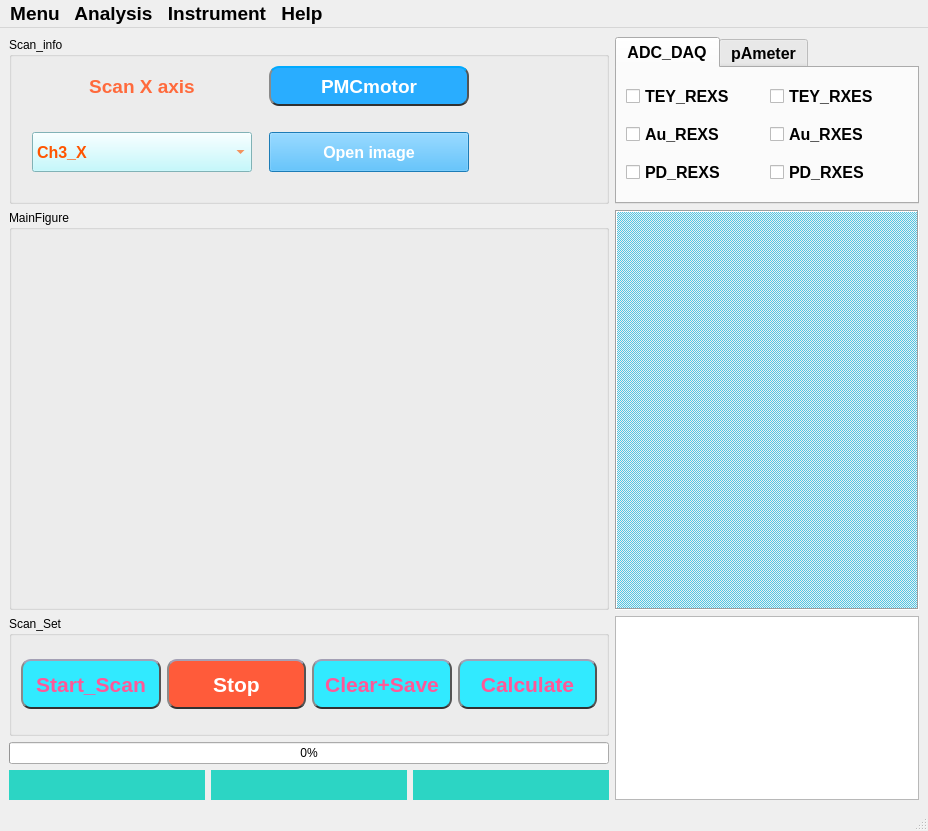
This is UI/UI_REXS_SCAN.ui in zlmturnout/REXS_SCANControl as Qt 5 draws it before an edit. The edited form follows.
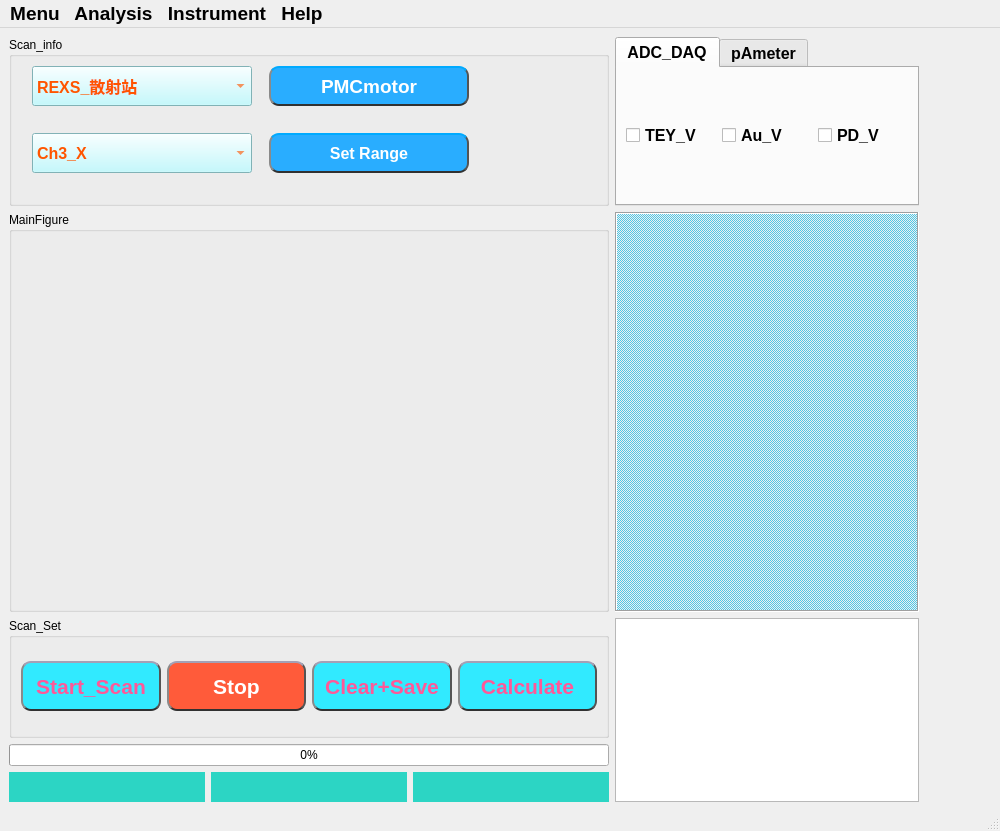
This is the edited form.

```diff
--- a/UI/UI_REXS_SCAN.ui
+++ b/UI/UI_REXS_SCAN.ui
@@ -6,7 +6,7 @@
    <rect>
     <x>0</x>
     <y>0</y>
-    <width>928</width>
+    <width>1000</width>
     <height>831</height>
    </rect>
   </property>
@@ -14,8 +14,15 @@
    <string>MainWindow</string>
   </property>
   <widget class="QWidget" name="centralwidget">
-   <layout class="QGridLayout" name="gridLayout_6">
-    <item row="0" column="0">
+   <widget class="QWidget" name="">
+    <property name="geometry">
+     <rect>
+      <x>9</x>
+      <y>9</y>
+      <width>910</width>
+      <height>765</height>
+     </rect>
+    </property>
      <layout class="QGridLayout" name="gridLayout_5">
       <item row="0" column="0">
        <widget class="QGroupBox" name="Scan_infobox">
@@ -29,121 +36,7 @@
          <string>Scan_info</string>
         </property>
         <layout class="QGridLayout" name="gridLayout_3">
-         <item row="0" column="0">
-          <widget class="QLabel" name="label_2">
-           <property name="minimumSize">
-            <size>
-             <width>60</width>
-             <height>40</height>
-            </size>
-           </property>
-           <property name="palette">
-            <palette>
-             <active>
-              <colorrole role="WindowText">
-               <brush brushstyle="SolidPattern">
-                <color alpha="255">
-                 <red>255</red>
-                 <green>106</green>
-                 <blue>60</blue>
-                </color>
-               </brush>
-              </colorrole>
-              <colorrole role="Text">
-               <brush brushstyle="SolidPattern">
-                <color alpha="255">
-                 <red>85</red>
-                 <green>170</green>
-                 <blue>255</blue>
-                </color>
-               </brush>
-              </colorrole>
-              <colorrole role="PlaceholderText">
-               <brush brushstyle="SolidPattern">
-                <color alpha="128">
-                 <red>85</red>
-                 <green>170</green>
-                 <blue>255</blue>
-                </color>
-               </brush>
-              </colorrole>
-             </active>
-             <inactive>
-              <colorrole role="WindowText">
-               <brush brushstyle="SolidPattern">
-                <color alpha="255">
-                 <red>255</red>
-                 <green>106</green>
-                 <blue>60</blue>
-                </color>
-               </brush>
-              </colorrole>
-              <colorrole role="Text">
-               <brush brushstyle="SolidPattern">
-                <color alpha="255">
-                 <red>85</red>
-                 <green>170</green>
-                 <blue>255</blue>
-                </color>
-               </brush>
-              </colorrole>
-              <colorrole role="PlaceholderText">
-               <brush brushstyle="SolidPattern">
-                <color alpha="128">
-                 <red>85</red>
-                 <green>170</green>
-                 <blue>255</blue>
-                </color>
-               </brush>
-              </colorrole>
-             </inactive>
-             <disabled>
-              <colorrole role="WindowText">
-               <brush brushstyle="SolidPattern">
-                <color alpha="255">
-                 <red>120</red>
-                 <green>120</green>
-                 <blue>120</blue>
-                </color>
-               </brush>
-              </colorrole>
-              <colorrole role="Text">
-               <brush brushstyle="SolidPattern">
-                <color alpha="255">
-                 <red>120</red>
-                 <green>120</green>
-                 <blue>120</blue>
-                </color>
-               </brush>
-              </colorrole>
-              <colorrole role="PlaceholderText">
-               <brush brushstyle="SolidPattern">
-                <color alpha="128">
-                 <red>0</red>
-                 <green>0</green>
-                 <blue>0</blue>
-                </color>
-               </brush>
-              </colorrole>
-             </disabled>
-            </palette>
-           </property>
-           <property name="font">
-            <font>
-             <family>Arial</family>
-             <pointsize>14</pointsize>
-             <bold>true</bold>
-            </font>
-           </property>
-           <property name="text">
-            <string>Scan X axis</string>
-           </property>
-           <property name="alignment">
-            <set>Qt::AlignCenter</set>
-           </property>
-          </widget>
-         </item>
-         <item row="1" column="1">
+        <item row="2" column="1">
           <widget class="QPushButton" name="Open_PD_btn">
            <property name="sizePolicy">
             <sizepolicy hsizetype="Fixed" vsizetype="Fixed">
@@ -165,18 +58,42 @@
             </font>
            </property>
            <property name="styleSheet">
-            <string notr="true">background-color: rgb(41, 173, 255);
-border-bottom-color: rgb(139, 139, 139);
-border-right-color: rgb(48, 48, 48);
-selection-color: rgb(255, 85, 127);
-color: rgb(255, 255, 255);</string>
+           <string notr="true">QPushButton{background-color: rgb(41, 173, 255);border:2px;border-radius:10px;padding:2px 4px;selection-color: rgb(255, 85, 127);color: rgb(255, 255, 255);border-style:inset;border-top-color: rgb(0, 170, 255);border-left-color: rgb(138, 138, 138);
+border-right-color: rgb(56, 56, 56);
+border-bottom-color: rgb(33, 33, 33);}
+
+QPushButton:hover{background-color:rgb(255, 91, 58);border:2px;border-radius:10px;padding:2px 4px;selection-color: rgb(255, 85, 127);color: rgb(255, 255, 255) ;border-style:inset;border-top-color: rgb(0, 170, 255);border-left-color: rgb(138, 138, 138);
+border-right-color: rgb(56, 56, 56);
+border-bottom-color: rgb(33, 33, 33);}
+QPushButton:pressed{background-color:rgb(255, 91, 58);border:2px;border-radius:10px;padding:2px 4px;selection-color: rgb(255, 85, 127);color: rgb(255, 255, 255) ;border-style:inset;border-bottom-color: rgb(0, 170, 255);border-right-color: rgb(138, 138, 138);
+border-left-color: rgb(56, 56, 56);
+border-top-color: rgb(33, 33, 33);}</string>
            </property>
            <property name="text">
-            <string>Open image</string>
+           <string>Set Range</string>
            </property>
           </widget>
          </item>
-         <item row="1" column="0">
+        <item row="2" column="2">
+         <widget class="QLabel" name="Icon_label">
+          <property name="sizePolicy">
+           <sizepolicy hsizetype="Fixed" vsizetype="Fixed">
+            <horstretch>0</horstretch>
+            <verstretch>0</verstretch>
+           </sizepolicy>
+          </property>
+          <property name="minimumSize">
+           <size>
+            <width>100</width>
+            <height>100</height>
+           </size>
+          </property>
+          <property name="text">
+           <string/>
+          </property>
+         </widget>
+        </item>
+        <item row="2" column="0">
           <widget class="QComboBox" name="Channel_cbx">
            <property name="minimumSize">
             <size>
@@ -494,23 +411,275 @@
            </property>
           </widget>
          </item>
-         <item row="1" column="2">
-          <widget class="QLabel" name="Icon_label">
-           <property name="sizePolicy">
-            <sizepolicy hsizetype="Fixed" vsizetype="Fixed">
-             <horstretch>0</horstretch>
-             <verstretch>0</verstretch>
-            </sizepolicy>
-           </property>
+        <item row="0" column="0">
+         <widget class="QComboBox" name="Channel_cbx_2">
            <property name="minimumSize">
             <size>
              <width>100</width>
-             <height>100</height>
-            </size>
-           </property>
+            <height>40</height>
+           </size>
+          </property>
+          <property name="maximumSize">
+           <size>
+            <width>220</width>
+            <height>16777215</height>
+           </size>
+          </property>
+          <property name="palette">
+           <palette>
+            <active>
+             <colorrole role="WindowText">
+              <brush brushstyle="SolidPattern">
+               <color alpha="255">
+                <red>255</red>
+                <green>85</green>
+                <blue>0</blue>
+               </color>
+              </brush>
+             </colorrole>
+             <colorrole role="Button">
+              <brush brushstyle="SolidPattern">
+               <color alpha="255">
+                <red>180</red>
+                <green>249</green>
+                <blue>255</blue>
+               </color>
+              </brush>
+             </colorrole>
+             <colorrole role="Text">
+              <brush brushstyle="SolidPattern">
+               <color alpha="255">
+                <red>255</red>
+                <green>85</green>
+                <blue>0</blue>
+               </color>
+              </brush>
+             </colorrole>
+             <colorrole role="ButtonText">
+              <brush brushstyle="SolidPattern">
+               <color alpha="255">
+                <red>255</red>
+                <green>85</green>
+                <blue>0</blue>
+               </color>
+              </brush>
+             </colorrole>
+             <colorrole role="Base">
+              <brush brushstyle="SolidPattern">
+               <color alpha="255">
+                <red>180</red>
+                <green>249</green>
+                <blue>255</blue>
+               </color>
+              </brush>
+             </colorrole>
+             <colorrole role="Window">
+              <brush brushstyle="SolidPattern">
+               <color alpha="255">
+                <red>180</red>
+                <green>249</green>
+                <blue>255</blue>
+               </color>
+              </brush>
+             </colorrole>
+             <colorrole role="Highlight">
+              <brush brushstyle="SolidPattern">
+               <color alpha="255">
+                <red>255</red>
+                <green>0</green>
+                <blue>127</blue>
+               </color>
+              </brush>
+             </colorrole>
+             <colorrole role="PlaceholderText">
+              <brush brushstyle="SolidPattern">
+               <color alpha="255">
+                <red>255</red>
+                <green>85</green>
+                <blue>0</blue>
+               </color>
+              </brush>
+             </colorrole>
+            </active>
+            <inactive>
+             <colorrole role="WindowText">
+              <brush brushstyle="SolidPattern">
+               <color alpha="255">
+                <red>255</red>
+                <green>85</green>
+                <blue>0</blue>
+               </color>
+              </brush>
+             </colorrole>
+             <colorrole role="Button">
+              <brush brushstyle="SolidPattern">
+               <color alpha="255">
+                <red>180</red>
+                <green>249</green>
+                <blue>255</blue>
+               </color>
+              </brush>
+             </colorrole>
+             <colorrole role="Text">
+              <brush brushstyle="SolidPattern">
+               <color alpha="255">
+                <red>255</red>
+                <green>85</green>
+                <blue>0</blue>
+               </color>
+              </brush>
+             </colorrole>
+             <colorrole role="ButtonText">
+              <brush brushstyle="SolidPattern">
+               <color alpha="255">
+                <red>255</red>
+                <green>85</green>
+                <blue>0</blue>
+               </color>
+              </brush>
+             </colorrole>
+             <colorrole role="Base">
+              <brush brushstyle="SolidPattern">
+               <color alpha="255">
+                <red>180</red>
+                <green>249</green>
+                <blue>255</blue>
+               </color>
+              </brush>
+             </colorrole>
+             <colorrole role="Window">
+              <brush brushstyle="SolidPattern">
+               <color alpha="255">
+                <red>180</red>
+                <green>249</green>
+                <blue>255</blue>
+               </color>
+              </brush>
+             </colorrole>
+             <colorrole role="Highlight">
+              <brush brushstyle="SolidPattern">
+               <color alpha="255">
+                <red>240</red>
+                <green>240</green>
+                <blue>240</blue>
+               </color>
+              </brush>
+             </colorrole>
+             <colorrole role="PlaceholderText">
+              <brush brushstyle="SolidPattern">
+               <color alpha="255">
+                <red>255</red>
+                <green>85</green>
+                <blue>0</blue>
+               </color>
+              </brush>
+             </colorrole>
+            </inactive>
+            <disabled>
+             <colorrole role="WindowText">
+              <brush brushstyle="SolidPattern">
+               <color alpha="255">
+                <red>255</red>
+                <green>85</green>
+                <blue>0</blue>
+               </color>
+              </brush>
+             </colorrole>
+             <colorrole role="Button">
+              <brush brushstyle="SolidPattern">
+               <color alpha="255">
+                <red>180</red>
+                <green>249</green>
+                <blue>255</blue>
+               </color>
+              </brush>
+             </colorrole>
+             <colorrole role="Text">
+              <brush brushstyle="SolidPattern">
+               <color alpha="255">
+                <red>255</red>
+                <green>85</green>
+                <blue>0</blue>
+               </color>
+              </brush>
+             </colorrole>
+             <colorrole role="ButtonText">
+              <brush brushstyle="SolidPattern">
+               <color alpha="255">
+                <red>255</red>
+                <green>85</green>
+                <blue>0</blue>
+               </color>
+              </brush>
+             </colorrole>
+             <colorrole role="Base">
+              <brush brushstyle="SolidPattern">
+               <color alpha="255">
+                <red>180</red>
+                <green>249</green>
+                <blue>255</blue>
+               </color>
+              </brush>
+             </colorrole>
+             <colorrole role="Window">
+              <brush brushstyle="SolidPattern">
+               <color alpha="255">
+                <red>180</red>
+                <green>249</green>
+                <blue>255</blue>
+               </color>
+              </brush>
+             </colorrole>
+             <colorrole role="Highlight">
+              <brush brushstyle="SolidPattern">
+               <color alpha="255">
+                <red>0</red>
+                <green>120</green>
+                <blue>215</blue>
+               </color>
+              </brush>
+             </colorrole>
+             <colorrole role="PlaceholderText">
+              <brush brushstyle="SolidPattern">
+               <color alpha="255">
+                <red>255</red>
+                <green>85</green>
+                <blue>0</blue>
+               </color>
+              </brush>
+             </colorrole>
+            </disabled>
+           </palette>
+          </property>
+          <property name="font">
+           <font>
+            <family>Arial</family>
+            <pointsize>12</pointsize>
+            <bold>true</bold>
+           </font>
+          </property>
+          <property name="layoutDirection">
+           <enum>Qt::LeftToRight</enum>
+          </property>
+          <property name="styleSheet">
+           <string notr="true">color: rgb(255, 85, 0);
+background-color: rgb(180, 249, 255);</string>
+          </property>
+          <item>
            <property name="text">
-            <string/>
+            <string>REXS_散射站</string>
            </property>
+          </item>
+          <item>
+           <property name="text">
+            <string>RXES_发射谱站</string>
+           </property>
+          </item>
+          <item>
+           <property name="text">
+            <string>O-REXS_有机散射</string>
+           </property>
+          </item>
           </widget>
          </item>
         </layout>
@@ -635,46 +804,25 @@
          <attribute name="title">
           <string>ADC_DAQ</string>
          </attribute>
-         <layout class="QGridLayout" name="gridLayout">
-          <item row="0" column="0">
-           <widget class="QCheckBox" name="ADC_TEY_REXS_checkBox">
+        <layout class="QHBoxLayout" name="horizontalLayout_2">
+         <item>
+          <widget class="QCheckBox" name="ADC_TEY_checkBox">
             <property name="text">
-             <string>TEY_REXS</string>
+            <string>TEY_V</string>
             </property>
            </widget>
           </item>
-          <item row="0" column="1">
-           <widget class="QCheckBox" name="ADC_TEY_RXES_checkBox">
+         <item>
+          <widget class="QCheckBox" name="ADC_Au_checkBox">
             <property name="text">
-             <string>TEY_RXES</string>
+            <string>Au_V</string>
             </property>
            </widget>
           </item>
-          <item row="1" column="0">
-           <widget class="QCheckBox" name="ADC_Au_REXS_checkBox">
+         <item>
+          <widget class="QCheckBox" name="ADC_PD_checkBox">
             <property name="text">
-             <string>Au_REXS</string>
-            </property>
-           </widget>
-          </item>
-          <item row="1" column="1">
-           <widget class="QCheckBox" name="ADC_Au_RXES_checkBox">
-            <property name="text">
-             <string>Au_RXES</string>
-            </property>
-           </widget>
-          </item>
-          <item row="2" column="0">
-           <widget class="QCheckBox" name="ADC_PD_REXS_checkBox">
-            <property name="text">
-             <string>PD_REXS</string>
-            </property>
-           </widget>
-          </item>
-          <item row="2" column="1">
-           <widget class="QCheckBox" name="ADC_PD_RXES_checkBox">
-            <property name="text">
-             <string>PD_RXES</string>
+            <string>PD_V</string>
             </property>
            </widget>
           </item>
@@ -2899,15 +3047,14 @@
        </widget>
       </item>
      </layout>
-    </item>
-   </layout>
+   </widget>
   </widget>
   <widget class="QMenuBar" name="menubar">
    <property name="geometry">
     <rect>
      <x>0</x>
      <y>0</y>
-     <width>928</width>
+     <width>1000</width>
      <height>28</height>
     </rect>
    </property>
```
Left out of the diff: 41 changed lines with no effect on the pictures. Lines whose indentation alone changed are shown as unchanged.
